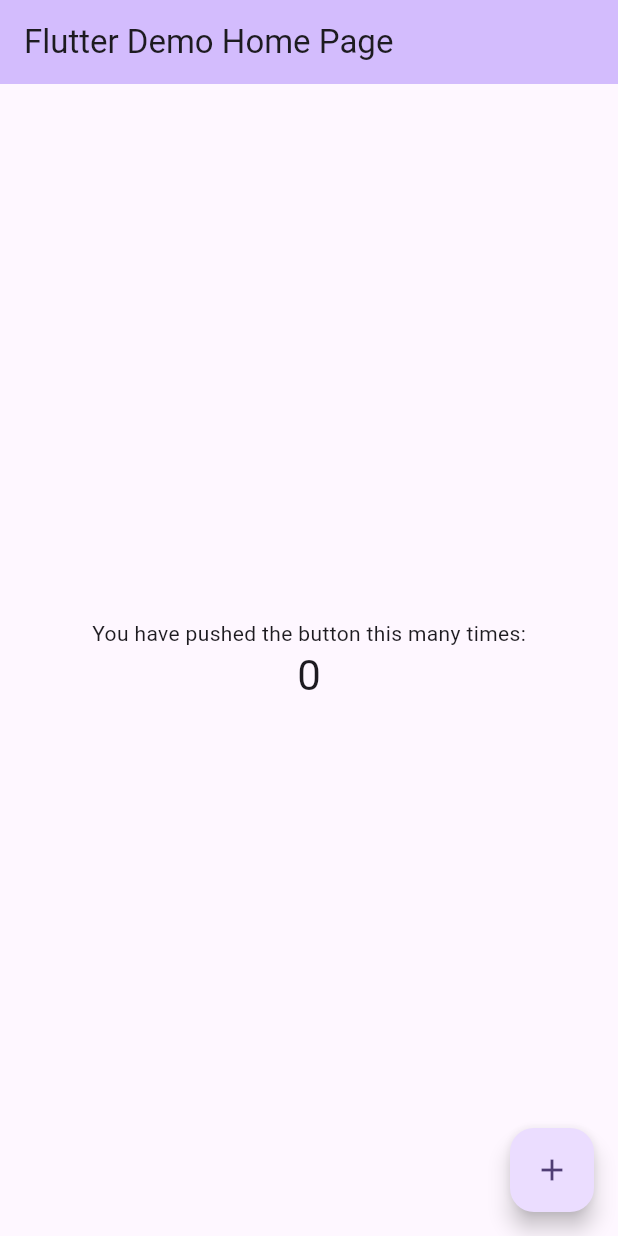
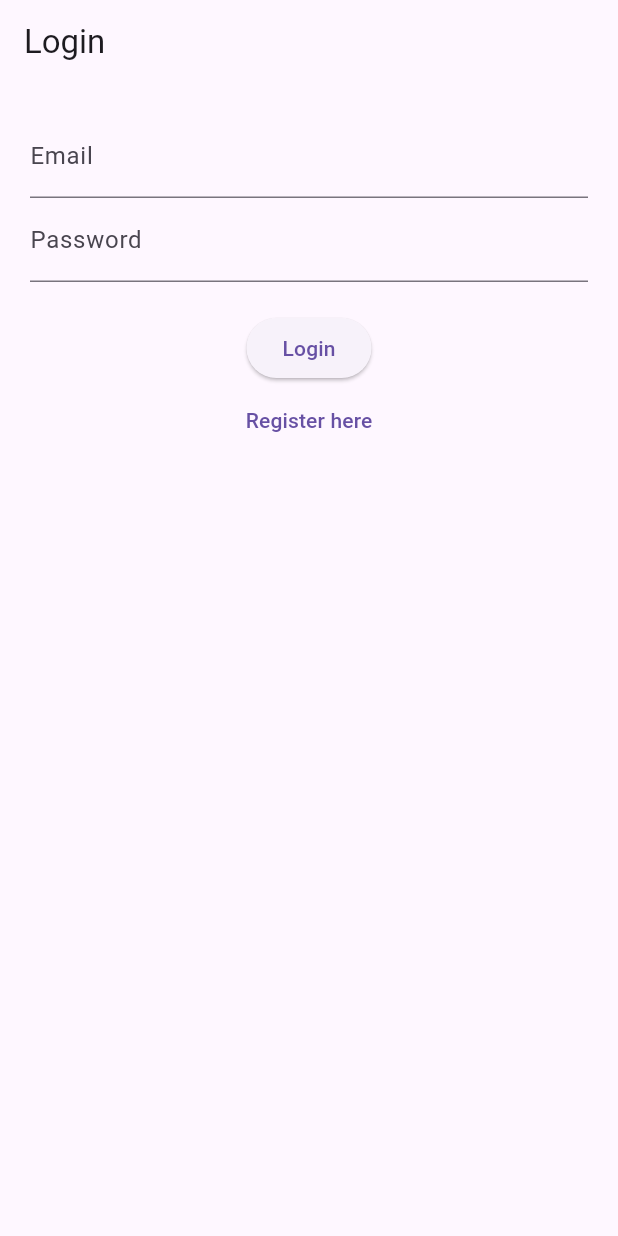
Before and after one commit to Griffin-McCue/hw4, a Flutter app: the screen it shows after launch, on a phone screen of 412 x 824 dp. Run offline on Flutter 3.47's test engine with Material 3 defaults, Android fonts, the phone set to English and light mode, and no system bars; our stand-ins replace cloud_firestore, firebase_auth, firebase_core; accounts and stored records are empty.

Commit message:
Added code

```diff
--- a/lib/main.dart
+++ b/lib/main.dart
@@ -1,122 +1,23 @@
 import 'package:flutter/material.dart';
+import 'package:firebase_core/firebase_core.dart';
+import 'screens/splash_screen.dart';
+import 'screens/login_screen.dart';
+import 'screens/home_screen.dart';
 
-void main() {
-  runApp(const MyApp());
+void main() async {
+  WidgetsFlutterBinding.ensureInitialized();
+  await Firebase.initializeApp();
+  runApp(MyApp());
 }
 
 class MyApp extends StatelessWidget {
-  const MyApp({super.key});
-
-  // This widget is the root of your application.
   @override
   Widget build(BuildContext context) {
     return MaterialApp(
-      title: 'Flutter Demo',
-      theme: ThemeData(
-        // This is the theme of your application.
-        //
-        // TRY THIS: Try running your application with "flutter run". You'll see
-        // the application has a purple toolbar. Then, without quitting the app,
-        // try changing the seedColor in the colorScheme below to Colors.green
-        // and then invoke "hot reload" (save your changes or press the "hot
-        // reload" button in a Flutter-supported IDE, or press "r" if you used
-        // the command line to start the app).
-        //
-        // Notice that the counter didn't reset back to zero; the application
-        // state is not lost during the reload. To reset the state, use hot
-        // restart instead.
-        //
-        // This works for code too, not just values: Most code changes can be
-        // tested with just a hot reload.
-        colorScheme: ColorScheme.fromSeed(seedColor: Colors.deepPurple),
-      ),
-      home: const MyHomePage(title: 'Flutter Demo Home Page'),
+      title: 'Message Board App',
+      theme: ThemeData(primarySwatch: Colors.blue),
+      home: SplashScreen(),
+      debugShowCheckedModeBanner: false,
     );
   }
 }
-
-class MyHomePage extends StatefulWidget {
-  const MyHomePage({super.key, required this.title});
-
-  // This widget is the home page of your application. It is stateful, meaning
-  // that it has a State object (defined below) that contains fields that affect
-  // how it looks.
-
-  // This class is the configuration for the state. It holds the values (in this
-  // case the title) provided by the parent (in this case the App widget) and
-  // used by the build method of the State. Fields in a Widget subclass are
-  // always marked "final".
-
-  final String title;
-
-  @override
-  State<MyHomePage> createState() => _MyHomePageState();
-}
-
-class _MyHomePageState extends State<MyHomePage> {
-  int _counter = 0;
-
-  void _incrementCounter() {
-    setState(() {
-      // This call to setState tells the Flutter framework that something has
-      // changed in this State, which causes it to rerun the build method below
-      // so that the display can reflect the updated values. If we changed
-      // _counter without calling setState(), then the build method would not be
-      // called again, and so nothing would appear to happen.
-      _counter++;
-    });
-  }
-
-  @override
-  Widget build(BuildContext context) {
-    // This method is rerun every time setState is called, for instance as done
-    // by the _incrementCounter method above.
-    //
-    // The Flutter framework has been optimized to make rerunning build methods
-    // fast, so that you can just rebuild anything that needs updating rather
-    // than having to individually change instances of widgets.
-    return Scaffold(
-      appBar: AppBar(
-        // TRY THIS: Try changing the color here to a specific color (to
-        // Colors.amber, perhaps?) and trigger a hot reload to see the AppBar
-        // change color while the other colors stay the same.
-        backgroundColor: Theme.of(context).colorScheme.inversePrimary,
-        // Here we take the value from the MyHomePage object that was created by
-        // the App.build method, and use it to set our appbar title.
-        title: Text(widget.title),
-      ),
-      body: Center(
-        // Center is a layout widget. It takes a single child and positions it
-        // in the middle of the parent.
-        child: Column(
-          // Column is also a layout widget. It takes a list of children and
-          // arranges them vertically. By default, it sizes itself to fit its
-          // children horizontally, and tries to be as tall as its parent.
-          //
-          // Column has various properties to control how it sizes itself and
-          // how it positions its children. Here we use mainAxisAlignment to
-          // center the children vertically; the main axis here is the vertical
-          // axis because Columns are vertical (the cross axis would be
-          // horizontal).
-          //
-          // TRY THIS: Invoke "debug painting" (choose the "Toggle Debug Paint"
-          // action in the IDE, or press "p" in the console), to see the
-          // wireframe for each widget.
-          mainAxisAlignment: MainAxisAlignment.center,
-          children: <Widget>[
-            const Text('You have pushed the button this many times:'),
-            Text(
-              '$_counter',
-              style: Theme.of(context).textTheme.headlineMedium,
-            ),
-          ],
-        ),
-      ),
-      floatingActionButton: FloatingActionButton(
-        onPressed: _incrementCounter,
-        tooltip: 'Increment',
-        child: const Icon(Icons.add),
-      ), // This trailing comma makes auto-formatting nicer for build methods.
-    );
-  }
-}
--- /dev/null
+++ b/lib/screens/login_screen.dart
@@ -0,0 +1,47 @@
+import 'package:flutter/material.dart';
+import 'package:firebase_auth/firebase_auth.dart';
+import 'home_screen.dart';
+import 'register_screen.dart';
+
+class LoginScreen extends StatefulWidget {
+  @override
+  _LoginScreenState createState() => _LoginScreenState();
+}
+
+class _LoginScreenState extends State<LoginScreen> {
+  final emailController = TextEditingController();
+  final passwordController = TextEditingController();
+
+  void loginUser() async {
+    try {
+      await FirebaseAuth.instance.signInWithEmailAndPassword(
+        email: emailController.text.trim(),
+        password: passwordController.text.trim(),
+      );
+      Navigator.pushReplacement(context, MaterialPageRoute(builder: (_) => HomeScreen()));
+    } catch (e) {
+      ScaffoldMessenger.of(context).showSnackBar(SnackBar(content: Text("Login failed: $e")));
+    }
+  }
+
+  @override
+  Widget build(BuildContext context) {
+    return Scaffold(
+      appBar: AppBar(title: Text("Login")),
+      body: Padding(
+        padding: EdgeInsets.all(20),
+        child: Column(
+          children: [
+            TextField(controller: emailController, decoration: InputDecoration(labelText: "Email")),
+            TextField(controller: passwordController, decoration: InputDecoration(labelText: "Password"), obscureText: true),
+            SizedBox(height: 20),
+            ElevatedButton(onPressed: loginUser, child: Text("Login")),
+            TextButton(onPressed: () {
+              Navigator.push(context, MaterialPageRoute(builder: (_) => RegisterScreen()));
+            }, child: Text("Register here"))
+          ],
+        ),
+      ),
+    );
+  }
+}
--- /dev/null
+++ b/lib/services/auth_service.dart
@@ -0,0 +1,29 @@
+import 'package:firebase_auth/firebase_auth.dart';
+
+class AuthService {
+  final FirebaseAuth _auth = FirebaseAuth.instance;
+
+  User? get currentUser => _auth.currentUser;
+
+  Stream<User?> get authStateChanges => _auth.authStateChanges();
+
+  Future<User?> loginWithEmail(String email, String password) async {
+    UserCredential result = await _auth.signInWithEmailAndPassword(
+      email: email,
+      password: password,
+    );
+    return result.user;
+  }
+
+  Future<User?> registerWithEmail(String email, String password) async {
+    UserCredential result = await _auth.createUserWithEmailAndPassword(
+      email: email,
+      password: password,
+    );
+    return result.user;
+  }
+
+  Future<void> logout() async {
+    await _auth.signOut();
+  }
+}
```
Also changed, not shown: lib/screens/chat_screen.dart (added, +105 -0 lines), lib/screens/home_screen.dart (added, +36 -0 lines), lib/screens/register_screen.dart (added, +64 -0 lines), lib/screens/settings_screen.dart (added, +108 -0 lines), lib/screens/splash_screen.dart (added, +30 -0 lines), lib/services/firestore_service.dart (added, +52 -0 lines), lib/widgets/drawer_widget.dart (added, +48 -0 lines), lib/firebase_options.dart (added), lib/screens/profile_screen.dart (added), pubspec.lock.
